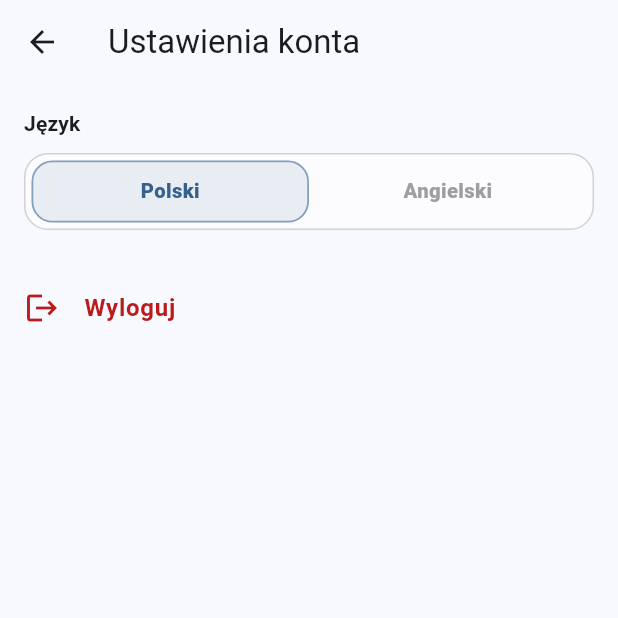
After one commit to krejzol125/TimeCraft, a Flutter app: the screen it shows once a user with an empty profile is signed in, scrolled down 576 dp, after a tap on the "account circle" icon, on a phone screen of 412 x 824 dp, the top half of it. The commit adds this screen. Run offline on Flutter 3.47's test engine with Material 3 defaults, Android fonts, the phone set to English and light mode, and no system bars; our stand-ins replace cloud_firestore, drift, drift_flutter, firebase_auth, firebase_core, flutter_bloc and 2 more; missing offline and left inert: rrule; accounts and stored records are empty; generated files the repository leaves out were written again; network calls fail.

Commit message:
sync fix

```diff
--- a/lib/auth/session_cubit.dart
+++ b/lib/auth/session_cubit.dart
@@ -43,6 +43,7 @@ class SessionCubit extends Cubit<SessionState> {
     if (user == null) {
       _syncEngine.stop();
       _taskRepo.setUser(null);
+      _taskRepo.clear();
       emit(const SessionSignedOut());
       return;
     }
--- a/lib/l10n/app_en.arb
+++ b/lib/l10n/app_en.arb
@@ -3,6 +3,10 @@
   "appName": "TimeCraft",
   "appTitle": "WeekCraft",
   "languageToggle": "Language",
+  "accountSettings": "Account settings",
+  "signOut": "Sign out",
+  "languageEnglish": "English",
+  "languagePolish": "Polish",
   "undatedTasks": "Undated tasks",
   "noUndatedTasks": "No undated tasks",
   "newTask": "New Task",
--- a/lib/l10n/app_localizations.dart
+++ b/lib/l10n/app_localizations.dart
@@ -115,6 +115,30 @@ abstract class AppLocalizations {
   /// In en, this message translates to:
   /// **'Language'**
   String get languageToggle;
+
+  /// No description provided for @accountSettings.
+  ///
+  /// In en, this message translates to:
+  /// **'Account settings'**
+  String get accountSettings;
+
+  /// No description provided for @signOut.
+  ///
+  /// In en, this message translates to:
+  /// **'Sign out'**
+  String get signOut;
+
+  /// No description provided for @languageEnglish.
+  ///
+  /// In en, this message translates to:
+  /// **'English'**
+  String get languageEnglish;
+
+  /// No description provided for @languagePolish.
+  ///
+  /// In en, this message translates to:
+  /// **'Polish'**
+  String get languagePolish;
 
   /// No description provided for @undatedTasks.
   ///
--- a/lib/l10n/app_localizations_pl.dart
+++ b/lib/l10n/app_localizations_pl.dart
@@ -16,6 +16,18 @@ class AppLocalizationsPl extends AppLocalizations {
 
   @override
   String get languageToggle => 'Język';
+
+  @override
+  String get accountSettings => 'Ustawienia konta';
+
+  @override
+  String get signOut => 'Wyloguj';
+
+  @override
+  String get languageEnglish => 'Angielski';
+
+  @override
+  String get languagePolish => 'Polski';
 
   @override
   String get undatedTasks => 'Zadania bez daty';
--- a/lib/l10n/app_pl.arb
+++ b/lib/l10n/app_pl.arb
@@ -3,6 +3,10 @@
   "appName": "TimeCraft",
   "appTitle": "WeekCraft",
   "languageToggle": "Język",
+  "accountSettings": "Ustawienia konta",
+  "signOut": "Wyloguj",
+  "languageEnglish": "Angielski",
+  "languagePolish": "Polski",
   "undatedTasks": "Zadania bez daty",
   "noUndatedTasks": "Brak zadań bez daty",
   "newTask": "Nowe zadanie",
--- a/lib/model/task_override.dart
+++ b/lib/model/task_override.dart
@@ -66,8 +66,8 @@ class TaskOverride {
     this.rev = 0,
     this.deleted = false,
   }) : taskId = tp.id,
-       createdAt = tp.createdAt,
-       updatedAt = DateTime.now();
+       createdAt = tp.createdAt.toLocal(),
+       updatedAt = DateTime.now().toLocal();
 
   TaskOverride copyWith({
     String? taskId,
@@ -107,13 +107,13 @@ class TaskOverride {
 
   TaskOverride.fromEntry(TaskOverrideEntry entry)
     : taskId = entry.taskId,
-      rid = entry.rid,
+      rid = entry.rid.toLocal(),
       title = entry.title,
       completion = entry.completion != null
           ? Completion.fromJson(entry.completion!)
           : null,
       description = entry.description,
-      startTime = entry.startTime,
+      startTime = entry.startTime?.toLocal(),
       duration = entry.duration != null
           ? Duration(milliseconds: entry.duration!)
           : null,
@@ -135,17 +135,17 @@ class TaskOverride {
           : null,
       rev = entry.rev,
       deleted = entry.deleted,
-      createdAt = entry.createdAt,
-      updatedAt = entry.updatedAt;
+      createdAt = entry.createdAt.toLocal(),
+      updatedAt = entry.updatedAt.toLocal();
 
   TaskOverridesCompanion toCompanion() {
     return TaskOverridesCompanion.insert(
       taskId: taskId,
-      rid: rid,
+      rid: rid.toUtc(),
       title: Value(title),
       completion: Value(completion?.toJson()),
       description: Value(description),
-      startTime: Value(startTime),
+      startTime: Value(startTime?.toUtc()),
       duration: Value(duration?.inMilliseconds),
       tags: Value(tags?.join(';')),
       priority: Value(priority),
@@ -153,8 +153,8 @@ class TaskOverride {
       subTasks: Value(subTasks?.map((e) => '${e.$1},${e.$2}').join(';')),
       rev: Value(rev),
       deleted: Value(deleted),
-      createdAt: Value(createdAt),
-      updatedAt: Value(updatedAt),
+      createdAt: Value(createdAt.toUtc()),
+      updatedAt: Value(updatedAt.toUtc()),
     );
   }
 
@@ -178,11 +178,11 @@ class TaskOverride {
   Map<String, dynamic> toMap() {
     return {
       'taskId': taskId,
-      'rid': rid.toIso8601String(),
+      'rid': rid.toUtc().toIso8601String(),
       'title': title,
       'completion': completion?.toJson(),
       'description': description,
-      'startTime': startTime?.toIso8601String(),
+      'startTime': startTime?.toUtc().toIso8601String(),
       'duration': duration?.inMilliseconds,
       'tags': tags?.join(';'),
       'priority': priority,
@@ -190,22 +190,22 @@ class TaskOverride {
       'subTasks': subTasks?.map((e) => '${e.$1},${e.$2}').join(';'),
       'rev': rev,
       'deleted': deleted,
-      'createdAt': createdAt.toIso8601String(),
-      'updatedAt': updatedAt.toIso8601String(),
+      'createdAt': createdAt.toUtc().toIso8601String(),
+      'updatedAt': updatedAt.toUtc().toIso8601String(),
     };
   }
 
   static TaskOverride fromMap(Map<String, dynamic> map) {
     return TaskOverride(
       taskId: map['taskId'],
-      rid: DateTime.parse(map['rid']),
+      rid: DateTime.parse(map['rid']).toLocal(),
       title: map['title'],
       completion: map['completion'] != null
           ? Completion.fromJson(map['completion'])
           : null,
       description: map['description'],
       startTime: map['startTime'] != null
-          ? DateTime.parse(map['startTime'])
+          ? DateTime.parse(map['startTime']).toLocal()
           : null,
       duration: map['duration'] != null
           ? Duration(milliseconds: map['duration'])
@@ -228,8 +228,8 @@ class TaskOverride {
           : null,
       rev: map['rev'],
       deleted: map['deleted'],
-      createdAt: DateTime.parse(map['createdAt']),
-      updatedAt: DateTime.parse(map['updatedAt']),
+      createdAt: DateTime.parse(map['createdAt']).toLocal(),
+      updatedAt: DateTime.parse(map['updatedAt']).toLocal(),
     );
   }
 
--- a/lib/model/task_pattern.dart
+++ b/lib/model/task_pattern.dart
@@ -93,7 +93,7 @@ class TaskPattern {
       title = entry.title,
       completion = Completion.fromJson(entry.completion)!,
       description = entry.description ?? '',
-      startTime = entry.startTime,
+      startTime = entry.startTime?.toLocal(),
       duration = entry.duration != null
           ? Duration(milliseconds: entry.duration!)
           : null,
@@ -115,8 +115,8 @@ class TaskPattern {
           : [],
       deleted = entry.deleted,
       rev = entry.rev,
-      createdAt = entry.createdAt,
-      updatedAt = entry.updatedAt;
+      createdAt = entry.createdAt.toLocal(),
+      updatedAt = entry.updatedAt.toLocal();
 
   TaskOverride differenceFrom(TaskPattern pattern, DateTime rid) {
     return TaskOverride(
@@ -145,7 +145,7 @@ class TaskPattern {
       title: Value(title),
       completion: Value(completion.toJson()),
       description: Value(description.isNotEmpty ? description : null),
-      startTime: Value(startTime),
+      startTime: Value(startTime?.toUtc()),
       duration: Value(duration?.inMilliseconds),
       rrule: Value(rrule?.toString()),
       tags: Value(tags.isNotEmpty ? tags.join(';') : null),
@@ -158,8 +158,8 @@ class TaskPattern {
       subTasks: Value(subTasks.isNotEmpty ? subTasks.join(';') : null),
       deleted: Value(deleted),
       rev: Value(rev),
-      createdAt: Value(createdAt),
-      updatedAt: Value(updatedAt),
+      createdAt: Value(createdAt.toUtc()),
+      updatedAt: Value(updatedAt.toUtc()),
     );
   }
 
@@ -170,7 +170,7 @@ class TaskPattern {
     'title': title,
     'completion': completion.toJson(),
     'description': description,
-    'startTime': startTime?.toIso8601String(),
+    'startTime': startTime?.toUtc().toIso8601String(),
     'duration': duration?.inMilliseconds,
     'rrule': rrule?.toString(),
     'tags': tags.join(';'),
@@ -179,8 +179,8 @@ class TaskPattern {
     'subTasks': subTasks.join(';'),
     'deleted': deleted,
     'rev': rev,
-    'createdAt': createdAt.toIso8601String(),
-    'updatedAt': updatedAt.toIso8601String(),
+    'createdAt': createdAt.toUtc().toIso8601String(),
+    'updatedAt': updatedAt.toUtc().toIso8601String(),
   };
 
   static TaskPattern fromJson(String m) =>
@@ -192,7 +192,7 @@ class TaskPattern {
     completion: Completion.fromJson(map['completion'])!,
     description: map['description'] ?? '',
     startTime: map['startTime'] != null
-        ? DateTime.parse(map['startTime'])
+        ? DateTime.parse(map['startTime']).toLocal()
         : null,
     duration: map['duration'] != null
         ? Duration(milliseconds: map['duration'])
@@ -213,7 +213,7 @@ class TaskPattern {
         : [],
     deleted: map['deleted'] ?? false,
     rev: map['rev'] ?? 0,
-    createdAt: DateTime.parse(map['createdAt']),
-    updatedAt: DateTime.parse(map['updatedAt']),
+    createdAt: DateTime.parse(map['createdAt']).toLocal(),
+    updatedAt: DateTime.parse(map['updatedAt']).toLocal(),
   );
 }
--- /dev/null
+++ b/lib/pages/account_settings/account_settings_page.dart
@@ -0,0 +1,67 @@
+import 'package:flutter/material.dart';
+import 'package:timecraft/l10n/app_localizations.dart';
+import 'package:timecraft/system_design/tc_radio_picker.dart';
+
+class AccountSettingsPage extends StatelessWidget {
+  const AccountSettingsPage({
+    super.key,
+    required this.locale,
+    required this.onLocaleChanged,
+    this.onSignOut,
+  });
+
+  final Locale locale;
+  final ValueChanged<Locale> onLocaleChanged;
+  final VoidCallback? onSignOut;
+
+  @override
+  Widget build(BuildContext context) {
+    final strings = AppLocalizations.of(context)!;
+    final textTheme = Theme.of(context).textTheme;
+    return Scaffold(
+      appBar: AppBar(title: Text(strings.accountSettings)),
+      body: ListView(
+        padding: const EdgeInsets.all(16),
+        children: [
+          Text(
+            strings.languageToggle,
+            style: textTheme.titleSmall?.copyWith(fontWeight: FontWeight.w700),
+          ),
+          const SizedBox(height: 10),
+          TcRadioPicker<Locale>(
+            value: locale,
+            onChanged: onLocaleChanged,
+            items: [
+              (const Locale('pl'), strings.languagePolish),
+              (const Locale('en'), strings.languageEnglish),
+            ],
+          ),
+          const SizedBox(height: 24),
+          ListTile(
+            contentPadding: EdgeInsets.zero,
+            leading: Icon(
+              Icons.logout,
+              color: Theme.of(context).colorScheme.error,
+            ),
+            title: Text(
+              strings.signOut,
+              style: TextStyle(
+                color: Theme.of(context).colorScheme.error,
+                fontWeight: FontWeight.w600,
+              ),
+            ),
+            onTap: () async {
+              //await context.read<SessionCubit>().signOut();
+              if (onSignOut != null) {
+                onSignOut!();
+              }
+              if (context.mounted) {
+                Navigator.of(context).maybePop();
+              }
+            },
+          ),
+        ],
+      ),
+    );
+  }
+}
--- a/lib/pages/app_view/main_view.dart
+++ b/lib/pages/app_view/main_view.dart
@@ -1,9 +1,11 @@
 import 'package:flutter/material.dart';
 import 'package:flutter_bloc/flutter_bloc.dart';
+import 'package:timecraft/auth/session_cubit.dart';
 import 'package:timecraft/l10n/app_localizations.dart';
 import 'package:timecraft/model/task_instance.dart';
 import 'package:timecraft/model/task_pattern.dart';
 import 'package:timecraft/pages/add_task_sheet/add_task_multi_sheet.dart';
+import 'package:timecraft/pages/account_settings/account_settings_page.dart';
 import 'package:timecraft/pages/calendar/bloc/calendar_cubit.dart';
 import 'package:timecraft/pages/calendar/bloc/calendar_state.dart';
 import 'package:timecraft/pages/calendar/view/month/month_calendar.dart';
@@ -11,9 +13,10 @@ import 'package:timecraft/pages/undated_drawer/view/undated_drawer.dart';
 import 'package:timecraft/repo/task_repo.dart';
 
 class MainView extends StatelessWidget {
-  MainView({super.key, required this.onToggleLocale});
+  MainView({super.key, required this.locale, required this.onLocaleChanged});
   final GlobalKey<ScaffoldState> _scaffoldKey = GlobalKey<ScaffoldState>();
-  final VoidCallback onToggleLocale;
+  final Locale locale;
+  final ValueChanged<Locale> onLocaleChanged;
   @override
   Widget build(BuildContext context1) {
     final Color bgTop = const Color(0xFFeef4ff);
@@ -26,16 +29,23 @@ class MainView extends StatelessWidget {
           appBar: AppBar(
             title: Text(strings.appTitle),
             backgroundColor: bgTop,
-            leading: SizedBox(
-              width: 86,
-              child: Center(
-                child: Tooltip(
-                  message: strings.languageToggle,
-                  child: IconButton(
-                    icon: Icon(Icons.language),
-                    onPressed: () => onToggleLocale(),
-                  ),
-                ),
+            leading: Tooltip(
+              message: strings.accountSettings,
+              child: IconButton(
+                icon: const Icon(Icons.account_circle_outlined),
+                onPressed: () {
+                  Navigator.of(context1).push(
+                    MaterialPageRoute(
+                      builder: (context) => AccountSettingsPage(
+                        locale: locale,
+                        onLocaleChanged: onLocaleChanged,
+                        onSignOut: () async {
+                          await context1.read<SessionCubit>().signOut();
+                        },
+                      ),
+                    ),
+                  );
+                },
               ),
             ),
 
--- a/lib/pages/calendar/view/detailed/detailed_calendar.dart
+++ b/lib/pages/calendar/view/detailed/detailed_calendar.dart
@@ -187,6 +187,7 @@ class _DetailedCalendarState extends State<DetailedCalendar> {
     final minScroll = _vScroll.position.minScrollExtent;
     final maxScroll = _vScroll.position.maxScrollExtent;
     WidgetsBinding.instance.scheduleFrameCallback((_) {
+      if (!mounted) return;
       if (!_vScroll.hasClients) return;
       _vScroll.jumpTo(wantedOffset.clamp(minScroll, maxScroll));
     });
@@ -496,8 +497,7 @@ class _DetailedCalendarState extends State<DetailedCalendar> {
                                               .round(),
                                         );
 
-                                        final oldStartUtc = inst.rid
-                                            ?.toUtc(); // u Ciebie tak
+                                        final oldStartUtc = inst.rid?.toUtc();
                                         await context
                                             .read<CalendarCubit>()
                                             .onTaskDrop(
@@ -507,6 +507,7 @@ class _DetailedCalendarState extends State<DetailedCalendar> {
                                               newDuration,
                                               context,
                                             );
+                                        if (!mounted) return;
 
                                         _ghost.value = null;
                                       },
@@ -552,6 +553,7 @@ class _DetailedCalendarState extends State<DetailedCalendar> {
                                         newDuration,
                                         context,
                                       );
+                                  if (!mounted) return;
 
                                   _ghost.value = null;
                                 },
--- a/lib/repo/drift/tasks/dao/task_instance_dao.dart
+++ b/lib/repo/drift/tasks/dao/task_instance_dao.dart
@@ -47,4 +47,8 @@ class TaskInstanceDao extends DatabaseAccessor<LocalDB>
         .watch()
         .map((rows) => rows.map((row) => TaskInstance.fromEntry(row)).toList());
   }
+
+  Future<void> clearAll() async {
+    await delete(taskInstances).go();
+  }
 }
--- a/lib/repo/drift/tasks/dao/task_override_dao.dart
+++ b/lib/repo/drift/tasks/dao/task_override_dao.dart
@@ -19,7 +19,6 @@ class TaskOverrideDao extends DatabaseAccessor<LocalDB>
   }
 
   Future<TaskOverride?> getOverrideById(String taskId, DateTime rid) async {
-
     return (select(taskOverrides)
           ..where((tbl) => tbl.taskId.equals(taskId) & tbl.rid.equals(rid)))
         .getSingleOrNull()
@@ -33,4 +32,14 @@ class TaskOverrideDao extends DatabaseAccessor<LocalDB>
   Stream<List<TaskOverride>> watchChangedOverrides() => select(taskOverrides)
       .watch()
       .map((rows) => rows.map((row) => TaskOverride.fromEntry(row)).toList());
+
+  Future<void> hardDeleteOverride(String taskId, DateTime rid) async {
+    await (delete(
+      taskOverrides,
+    )..where((tbl) => tbl.taskId.equals(taskId) & tbl.rid.equals(rid))).go();
+  }
+
+  Future<void> clearAll() async {
+    await delete(taskOverrides).go();
+  }
 }
--- a/lib/repo/drift/tasks/dao/task_pattern_dao.dart
+++ b/lib/repo/drift/tasks/dao/task_pattern_dao.dart
@@ -35,4 +35,8 @@ class TaskPatternDao extends DatabaseAccessor<LocalDB>
   Stream<List<TaskPattern>> watchChangedPatterns() => select(taskPatterns)
       .watch()
       .map((rows) => rows.map((row) => TaskPattern.fromEntry(row)).toList());
+
+  Future<void> clearAll() async {
+    await delete(taskPatterns).go();
+  }
 }
```
Also changed, not shown: lib/components/add_subtasks_field.dart (+3 -5 lines), lib/l10n/app_localizations_en.dart (+12 -0 lines), lib/main.dart (+7 -5 lines), lib/repo/drift/tasks/materialization_worker.dart (+6 -2 lines), lib/repo/task_repo.dart (+22 -16 lines), lib/system_design/tc_radio_picker.dart (+5 -6 lines), 1 other file.
